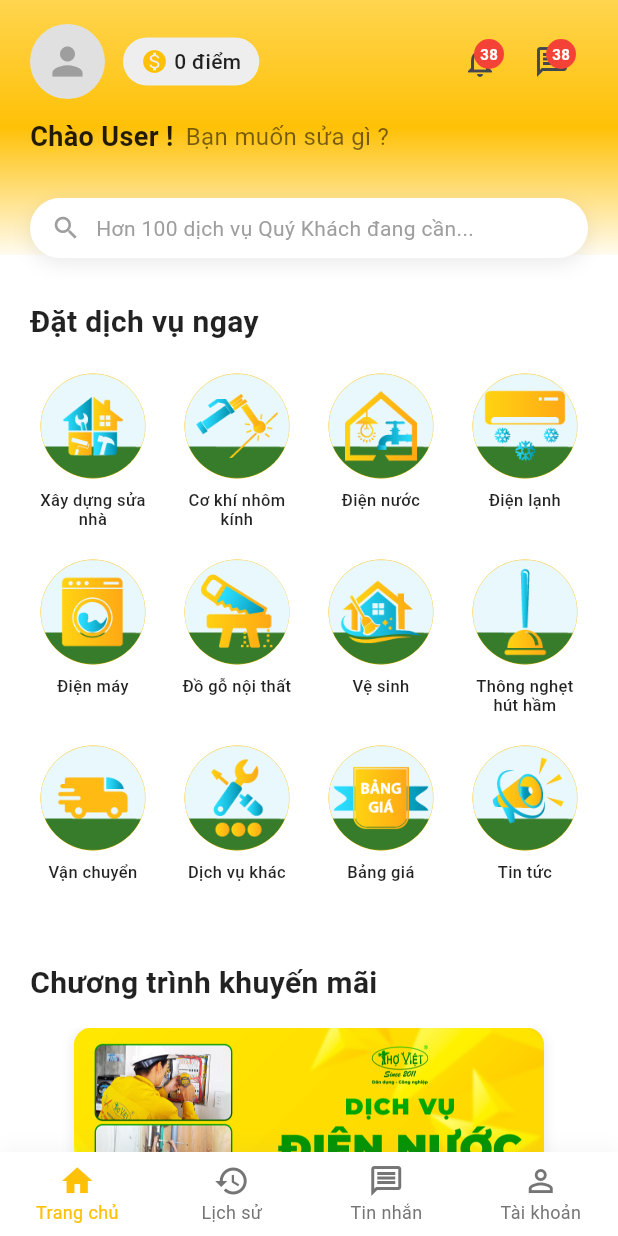
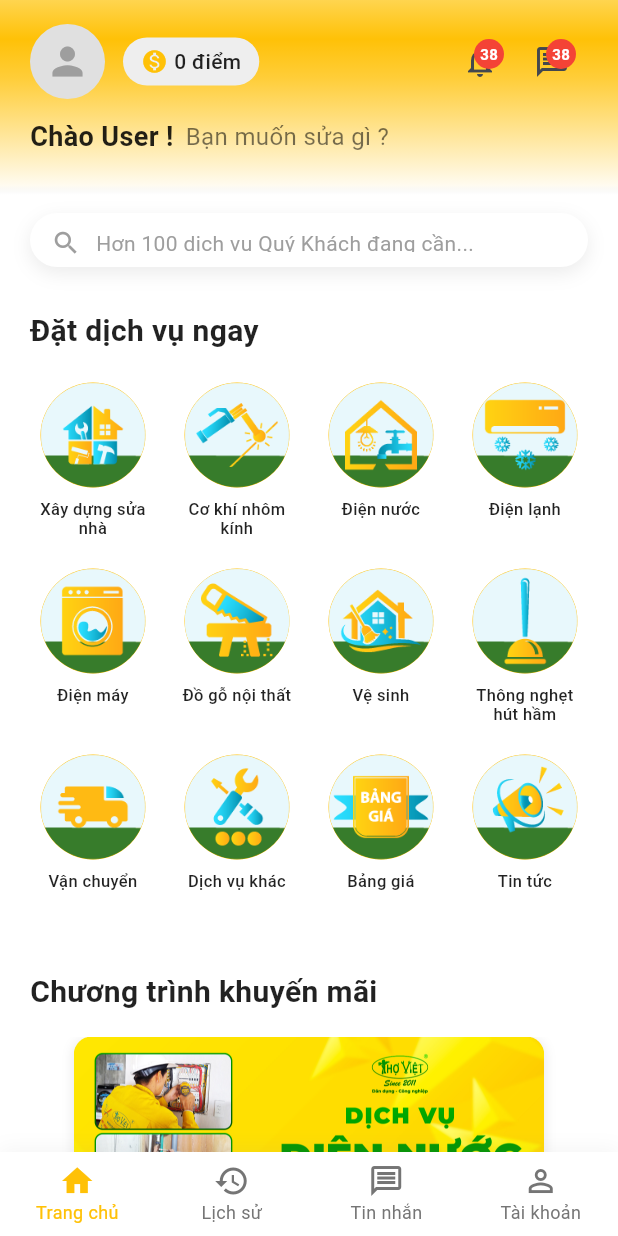
Before and after one commit to tuanpham2xx3/fix4home_mobile, a Flutter app: the screen it shows after launch, on a phone screen of 412 x 824 dp. Run offline on Flutter 3.47's test engine with Material 3 defaults, Android fonts, the phone set to English and light mode, and no system bars; our stand-ins replace app_links, device_info_plus, dio, flutter_riverpod, flutter_secure_storage, flutter_svg and 4 more.

Commit message:
compelete header home page

```diff
--- a/lib/features/home/presentation/home_screen.dart
+++ b/lib/features/home/presentation/home_screen.dart
@@ -1,6 +1,7 @@
 import 'dart:async';
 import 'package:flutter/material.dart';
 import 'package:flutter_riverpod/flutter_riverpod.dart';
+import 'package:go_router/go_router.dart';
 import 'service_menu_screen.dart';
 import 'search_screen.dart';
 
@@ -128,37 +129,51 @@ class _HomeScreenState extends ConsumerState<HomeScreen> {
     return Scaffold(
       backgroundColor: Colors.white,
       body: SafeArea(
-        child: Stack(
-          children: [
-            Positioned(
-              top: 0,
-              left: 0,
-              right: 0,
-              height: 170,
-              child: Container(
+        child: CustomScrollView(
+          slivers: [
+            // SliverAppBar - Header màu vàng (ẩn khi cuộn xuống, hiện khi cuộn lên)
+            SliverAppBar(
+              backgroundColor: Colors.transparent, // Để gradient hiển thị rõ
+              floating: true,
+              snap: true,
+              expandedHeight: 130.0,
+              flexibleSpace: FlexibleSpaceBar(
+                background: Container(
                   decoration: const BoxDecoration(
                     gradient: LinearGradient(
                       begin: Alignment.topCenter,
                       end: Alignment.bottomCenter,
                       colors: [
-                      Color(0xFFFFD54F),
-                      Color(0xFFFFC107),
-                      Color(0x10FFC107), // fade to transparent
+                        Color(0xFFFFD54F), // Vàng đậm ở trên
+                        Color(0xFFFFC107), // Vàng trung bình
+                        Color(0xCCFFC107), // Vàng nhạt (80% opacity)
+                        Color(0x99FFC107), // Vàng nhạt (60% opacity)
+                        Color(0x66FFC107), // Vàng nhạt (40% opacity)
+                        Color(0x33FFC107), // Vàng nhạt (20% opacity)
+                        Color(0x10FFC107), // Vàng cực nhạt (6% opacity)
+                        Colors.transparent, // Hoàn toàn trong suốt
                       ],
+                      stops: [0.0, 0.2, 0.4, 0.55, 0.7, 0.85, 0.95, 1.0], // Fade mượt từ trên xuống
+                    ),
+                  ),
+                  child: _buildHeaderContent(context, ref),
                 ),
               ),
             ),
+
+            // SliverPersistentHeader - Search bar sticky
+            SliverPersistentHeader(
+              pinned: true,
+              delegate: _SearchBarDelegate(
+                child: _buildSearchBar(),
               ),
-            SingleChildScrollView(
+            ),
+
+            // Nội dung scrollable
+            SliverToBoxAdapter(
               child: Column(
                 crossAxisAlignment: CrossAxisAlignment.start,
                 children: [
-                  // Header Section
-                  _buildHeader(context, ref),
-
-                  // Search Bar
-                  _buildSearchBar(),
-
                   // Services Grid Section
                   _buildServicesSection(),
 
@@ -181,7 +196,7 @@ class _HomeScreenState extends ConsumerState<HomeScreen> {
     );
   }
 
-  Widget _buildHeader(BuildContext context, WidgetRef ref) {
+  Widget _buildHeaderContent(BuildContext context, WidgetRef ref) {
     return Container(
       padding: const EdgeInsets.symmetric(horizontal: 20, vertical: 16),
       child: Column(
@@ -321,9 +336,7 @@ class _HomeScreenState extends ConsumerState<HomeScreen> {
   Widget _buildSearchBar() {
     return GestureDetector(
       onTap: () {
-        Navigator.of(context).push(
-          MaterialPageRoute(builder: (_) => const SearchScreen()),
-        );
+        context.push('/search');
       },
       child: Container(
         margin: const EdgeInsets.symmetric(horizontal: 20, vertical: 12),
@@ -789,3 +802,29 @@ class _HomeScreenState extends ConsumerState<HomeScreen> {
     );
   }
 }
+
+// Custom delegate cho Search Bar SliverPersistentHeader
+class _SearchBarDelegate extends SliverPersistentHeaderDelegate {
+  final Widget child;
+
+  _SearchBarDelegate({required this.child});
+
+  @override
+  double get minExtent => 60.0;
+
+  @override
+  double get maxExtent => 60.0;
+
+  @override
+  Widget build(BuildContext context, double shrinkOffset, bool overlapsContent) {
+    return Container(
+      color: Colors.white,
+      child: child,
+    );
+  }
+
+  @override
+  bool shouldRebuild(_SearchBarDelegate oldDelegate) {
+    return oldDelegate.child != child;
+  }
+}
```
Lines whose indentation alone changed are shown as unchanged.
